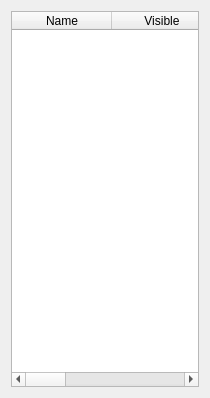
Qt form applications/3DimViewer/ui/modelswidget.ui (SindenDev/3dimviewer) before a commit.
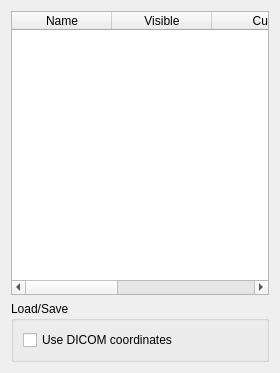
The same form after that commit.

```diff
--- a/applications/3DimViewer/ui/modelswidget.ui
+++ b/applications/3DimViewer/ui/modelswidget.ui
@@ -6,8 +6,8 @@
    <rect>
     <x>0</x>
     <y>0</y>
-    <width>210</width>
-    <height>398</height>
+    <width>280</width>
+    <height>373</height>
    </rect>
   </property>
   <property name="windowTitle">
@@ -26,6 +26,11 @@
        <string>Visible</string>
       </property>
      </column>
+     <column>
+      <property name="text">
+       <string>Cut</string>
+      </property>
+     </column>
      <column>
       <property name="text">
        <string>Color</string>
@@ -38,6 +43,28 @@
      </column>
     </widget>
    </item>
+   <item>
+    <widget class="QGroupBox" name="groupBox">
+     <property name="title">
+      <string>Load/Save</string>
+     </property>
+     <layout class="QVBoxLayout" name="verticalLayout_2">
+      <item>
+       <widget class="QCheckBox" name="checkBoxIOApplyDICOM">
+        <property name="toolTip">
+         <string>Transform according to original DICOM coordinates for later use in other software.</string>
+        </property>
+        <property name="statusTip">
+         <string>Transform according to original DICOM coordinates for later use in other software.</string>
+        </property>
+        <property name="text">
+         <string>Use DICOM coordinates</string>
+        </property>
+       </widget>
+      </item>
+     </layout>
+    </widget>
+   </item>
   </layout>
  </widget>
  <resources/>
```
